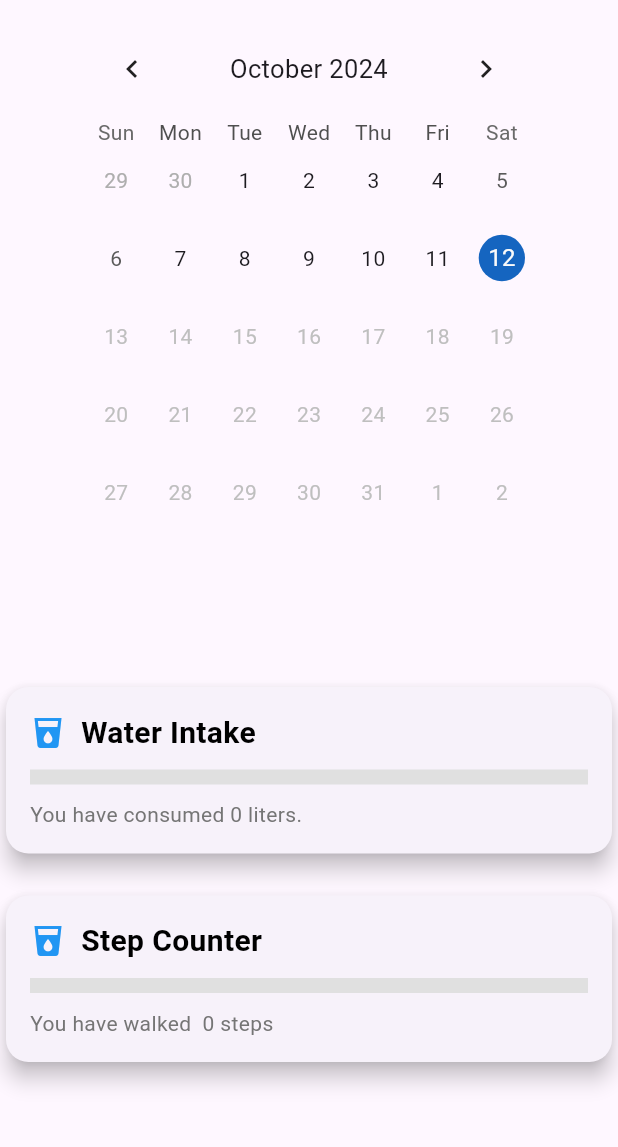
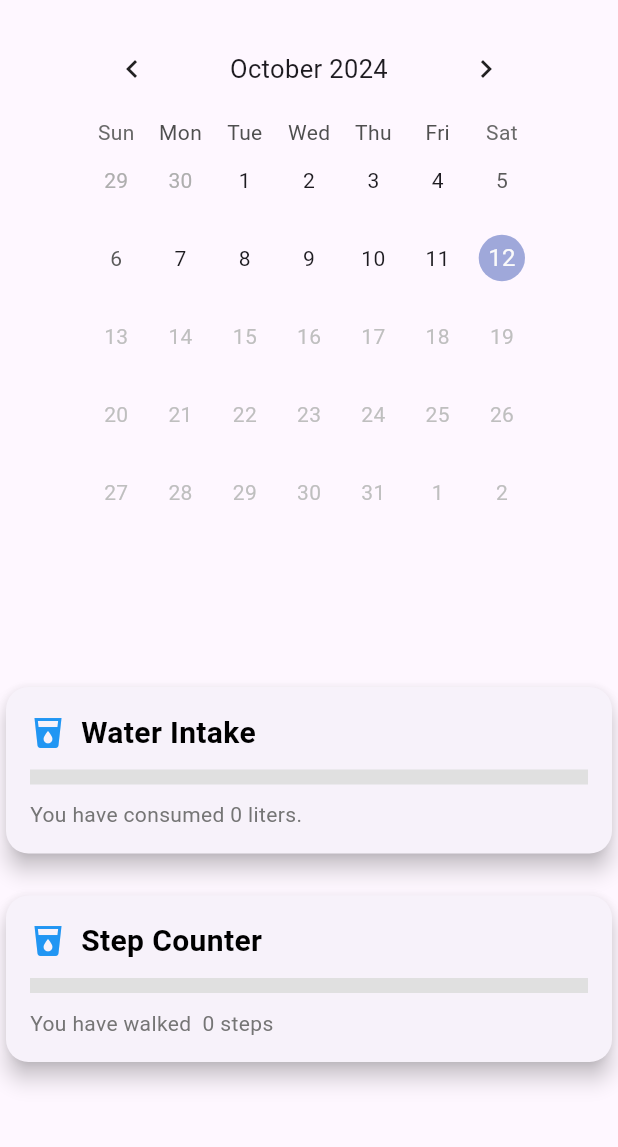
Before and after one commit to babugeet/flutter, a Flutter app: the ReportPage screen opened directly, on a phone screen of 412 x 824 dp, the part 63-1210 px from its top. Run offline on Flutter 3.47's test engine with Material 3 defaults, Android fonts, the phone set to English and light mode, and no system bars; drawn by our look-alikes of table_calendar; our stand-ins replace cookie_jar, dio, dio_cookie_manager, fl_chart, shared_preferences; missing offline and left inert: dart:html; accounts and stored records are empty; network calls fail.

Commit message:
added logout screen and some UI improvements

```diff
--- a/myapp/lib/dashboard.dart
+++ b/myapp/lib/dashboard.dart
@@ -3,6 +3,7 @@
 import 'dart:convert';
 import 'package:flutter/material.dart';
 import 'package:fl_chart/fl_chart.dart';
+import 'package:myapp/authservice.dart';
 import 'package:myapp/report.dart';
 import 'package:myapp/stats.dart';
 
@@ -16,7 +17,7 @@ class DashboardPage extends StatefulWidget {
   @override
   _DashboardPageState createState() => _DashboardPageState();
 }
-
+final AuthService _authService = AuthService();
 class _DashboardPageState extends State<DashboardPage> {
   int _selectedIndex = 0;
   String _username = '';
@@ -315,6 +316,15 @@ class _DashboardPageState extends State<DashboardPage> {
           'Fitness Tracker',
           style: TextStyle(color: Colors.white, fontWeight: FontWeight.bold),
         ),
+        actions: [
+          IconButton(
+            icon: Icon(Icons.logout),
+            onPressed: () async {
+              await _authService.logout(); // Call the logout method
+              Navigator.of(context).pushReplacementNamed('/login'); // Navigate to login page
+            },
+          ),
+        ],
         backgroundColor: Colors.blueAccent,
         elevation: 0,
         centerTitle: true,
--- a/myapp/lib/report.dart
+++ b/myapp/lib/report.dart
@@ -9,9 +9,13 @@ import 'package:shared_preferences/shared_preferences.dart';
 import 'package:intl/intl.dart';
 
 
-DateTime _selectedDay = DateTime.now();
+DateTime ?_selectedDay ;
 String  _dateSelected = ' ';
 DateTime _focusedDay = DateTime.now(); // For managing the focused day
+bool _isWorkoutDataAvailable = true;
+bool _isWaterDataAvailable = true;
+bool _isStepsDataAvailable = true;
+
 
 class ReportPage extends StatefulWidget {
   const ReportPage({super.key});
@@ -121,6 +125,7 @@ if (response.statusCode == 200) {
     final data = json.decode(response.body);
     List workoutData = data['Workout'];
     setState(() {
+       _isWorkoutDataAvailable = true;
       _workoutProgressData = workoutData.isNotEmpty
           ? workoutData.map<Map<String, dynamic>>((workout) {
               String newKey = keyMapping[workout['Name']] ?? workout['Name'];
@@ -139,6 +144,7 @@ if (response.statusCode == 200) {
     });
 } else {
     setState(() {
+      _isWorkoutDataAvailable = false;
       _workoutProgressData = []; // Clear data on error
     });
     print('Failed to load workout data: ${response.statusCode}');
@@ -189,11 +195,13 @@ if (response.statusCode == 200) {
     final data = json.decode(response.body);
     print(data);
     setState(() {
+      _isStepsDataAvailable = true;
       _stepsWalked = data['steps'] ?? 0;
       _stepProgress = (_stepsWalked / stepTarget).clamp(0.0, 1.0);
     });
 } else {
     setState(() {
+      _isStepsDataAvailable = false;
       _stepsWalked = 0; // Reset steps walked if no data is available
       _stepProgress = 0.0; // Reset step progress if no data is available
     });
@@ -245,11 +253,13 @@ if (response.statusCode == 200) {
     final data = json.decode(response.body);
     print(data);
     setState(() {
+       _isWaterDataAvailable = true;
       _waterConsumed = data['water'] ?? 0;
       _waterProgress = (_waterConsumed / waterIntake).clamp(0.0, 1.0);
     });
 } else {
     setState(() {
+       _isWaterDataAvailable = false;
       _waterConsumed = 0; // Reset water consumed if no data is available
       _waterProgress = 0.0; // Reset water progress if no data is available
     });
@@ -261,7 +271,43 @@ if (response.statusCode == 200) {
     }
   }
 
-    Widget _buildWorkoutProgressCharts(BuildContext context,String _selectedDay) {
+    Widget _buildWorkoutProgressCharts(BuildContext context) {
+        if (!_isWorkoutDataAvailable) {
+  return Center(
+  child: Container(
+    padding: EdgeInsets.all(16.0),
+    decoration: BoxDecoration(
+      color: Colors.white,
+      borderRadius: BorderRadius.circular(12.0),
+      boxShadow: [
+        BoxShadow(
+          color: Colors.grey.withOpacity(0.5),
+          spreadRadius: 2,
+          blurRadius: 5,
+          offset: Offset(0, 3), // changes position of shadow
+        ),
+      ],
+      border: Border.all(color: Colors.red, width: 1.5),
+    ),
+    child: Row(
+      mainAxisSize: MainAxisSize.min,
+      children: [
+        Icon(
+          Icons.error_outline,
+          color: Colors.red,
+          size: 24,
+        ),
+        SizedBox(width: 8), // Space between the icon and text
+        Text(
+          'No details available for Workout done',
+          style: TextStyle(fontSize: 18, color: Colors.red),
+        ),
+      ],
+    ),
+  ),
+);
+
+  }
       double value1;
 double value2;
   return Wrap(
@@ -354,23 +400,23 @@ String formatSelectedDay(DateTime date) {
               // lastDay: DateTime.utc(2030, 12, 31),
               lastDay: DateTime.now(),
               focusedDay: _focusedDay,
-              selectedDayPredicate: (day) => isSameDay(_selectedDay, day),
+               selectedDayPredicate: (day) => _selectedDay != null && isSameDay(_selectedDay, day),
               onDaySelected: (selectedDay, focusedDay) {
                 setState(() {
                   print(selectedDay);
                  _selectedDay = selectedDay; // Update _selectedDay first
-    _dateSelected = formatSelectedDay(_selectedDay); // Then set _dateSelected
-    _focusedDay = focusedDay; // Update focused day
-                  _fetchWaterIntakeData(_dateSelected);
-    _fetchStepstakeData(_dateSelected);
-    _fetchWorkoutProgressData(_dateSelected);
+        _dateSelected = formatSelectedDay(_selectedDay!); // Then set _dateSelected
+        _focusedDay = focusedDay; // Update focused day
+        _fetchWaterIntakeData(_dateSelected);
+        _fetchStepstakeData(_dateSelected);
+        _fetchWorkoutProgressData(_dateSelected);
                 });
               },
               calendarStyle: CalendarStyle(
-                todayDecoration: BoxDecoration(
-                  color: Colors.blue[400],
-                  shape: BoxShape.circle,
-                ),
+                // todayDecoration: BoxDecoration(
+                //   color: Colors.blue[400],
+                //   shape: BoxShape.circle,
+                // ),
                 selectedDecoration: BoxDecoration(
                   color: Colors.blue[800],
                   shape: BoxShape.circle,
@@ -385,11 +431,11 @@ String formatSelectedDay(DateTime date) {
             ),
           ),
              SizedBox(height: 20),
-          _buildWorkoutProgressCharts(context,formatSelectedDay(_selectedDay)),
+          _buildWorkoutProgressCharts(context),
                     SizedBox(height: 20),
-          _buildWaterIntakeProgress(_waterConsumed,_waterProgress,formatSelectedDay(_selectedDay)),
+          _buildWaterIntakeProgress(_waterConsumed,_waterProgress),
           SizedBox(height: 20),
-          _buildStepsCounter(_stepsWalked,_stepProgress,formatSelectedDay(_selectedDay)),
+          _buildStepsCounter(_stepsWalked,_stepProgress),
           SizedBox(height: 20),
 
         ],
@@ -399,7 +445,42 @@ String formatSelectedDay(DateTime date) {
   }
 }
 
-  Widget _buildWaterIntakeProgress(int _waterConsumed, double _waterProgress,String _selectedDay) {
+  Widget _buildWaterIntakeProgress(int _waterConsumed, double _waterProgress) {
+      if (!_isWaterDataAvailable) {
+     return Center(
+  child: Container(
+    padding: EdgeInsets.all(16.0),
+    decoration: BoxDecoration(
+      color: Colors.white,
+      borderRadius: BorderRadius.circular(12.0),
+      boxShadow: [
+        BoxShadow(
+          color: Colors.grey.withOpacity(0.5),
+          spreadRadius: 2,
+          blurRadius: 5,
+          offset: Offset(0, 3), // changes position of shadow
+        ),
+      ],
+      border: Border.all(color: Colors.red, width: 1.5),
+    ),
+    child: Row(
+      mainAxisSize: MainAxisSize.min,
+      children: [
+        Icon(
+          Icons.error_outline,
+          color: Colors.red,
+          size: 24,
+        ),
+        SizedBox(width: 8), // Space between the icon and text
+        Text(
+          'No details available for Water Intake',
+          style: TextStyle(fontSize: 18, color: Colors.red),
+        ),
+      ],
+    ),
+  ),
+);
+  }
     return Card(
       elevation: 6,
       shape: RoundedRectangleBorder(
@@ -442,7 +523,42 @@ String formatSelectedDay(DateTime date) {
     );
   }
 
-  Widget _buildStepsCounter(int _stepsWalked,double _stepProgress,String _selectedDay ) {
+  Widget _buildStepsCounter(int _stepsWalked,double _stepProgress ) {
+      if (!_isStepsDataAvailable) {
+     return Center(
+  child: Container(
+    padding: EdgeInsets.all(16.0),
+    decoration: BoxDecoration(
+      color: Colors.white,
+      borderRadius: BorderRadius.circular(12.0),
+      boxShadow: [
+        BoxShadow(
+          color: Colors.grey.withOpacity(0.5),
+          spreadRadius: 2,
+          blurRadius: 5,
+          offset: Offset(0, 3), // changes position of shadow
+        ),
+      ],
+      border: Border.all(color: Colors.red, width: 1.5),
+    ),
+    child: Row(
+      mainAxisSize: MainAxisSize.min,
+      children: [
+        Icon(
+          Icons.error_outline,
+          color: Colors.red,
+          size: 24,
+        ),
+        SizedBox(width: 8), // Space between the icon and text
+        Text(
+          'No details available for Steps Walked',
+          style: TextStyle(fontSize: 18, color: Colors.red),
+        ),
+      ],
+    ),
+  ),
+);
+  }
     return Card(
       elevation: 6,
       shape: RoundedRectangleBorder(
```
